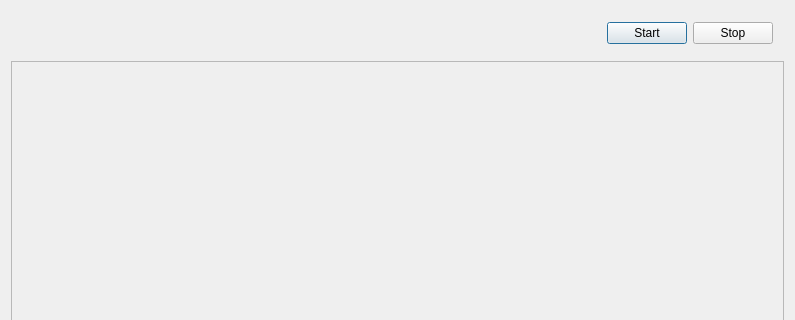
Above: dialog.ui from hondodo/PCamera before the change; both pictures show x 0 to 795 and y 0 to 320 of the 795 by 524 pixel window. Below: the same form after it.
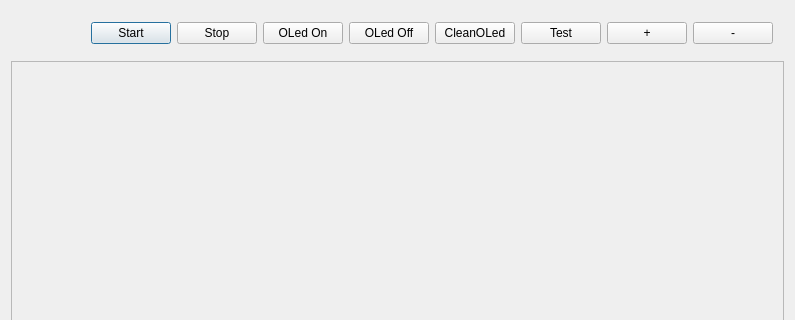
That is the form after the change.

The edit to the form file:
```diff
--- a/dialog.ui
+++ b/dialog.ui
@@ -46,6 +46,48 @@
           </property>
          </widget>
         </item>
+        <item>
+         <widget class="QPushButton" name="pushButtonOLedOn">
+          <property name="text">
+           <string>OLed On</string>
+          </property>
+         </widget>
+        </item>
+        <item>
+         <widget class="QPushButton" name="pushButtonOLedOff">
+          <property name="text">
+           <string>OLed Off</string>
+          </property>
+         </widget>
+        </item>
+        <item>
+         <widget class="QPushButton" name="pushButtonCleanOLed">
+          <property name="text">
+           <string>CleanOLed</string>
+          </property>
+         </widget>
+        </item>
+        <item>
+         <widget class="QPushButton" name="pushButtonTes">
+          <property name="text">
+           <string>Test</string>
+          </property>
+         </widget>
+        </item>
+        <item>
+         <widget class="QPushButton" name="pushButtonOLedAdd">
+          <property name="text">
+           <string>+</string>
+          </property>
+         </widget>
+        </item>
+        <item>
+         <widget class="QPushButton" name="pushButtonOLedMut">
+          <property name="text">
+           <string>-</string>
+          </property>
+         </widget>
+        </item>
        </layout>
       </item>
      </layout>
```
Left out of the diff: 2 changed lines with no effect on the pictures.
